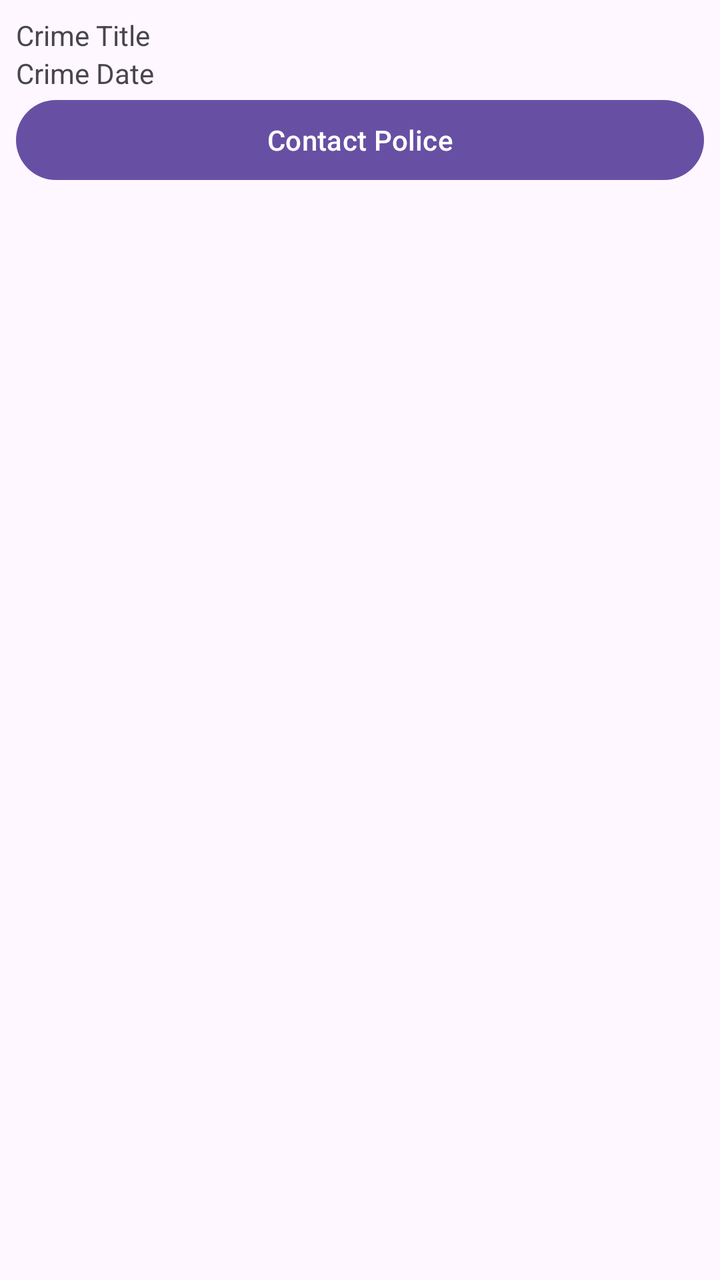
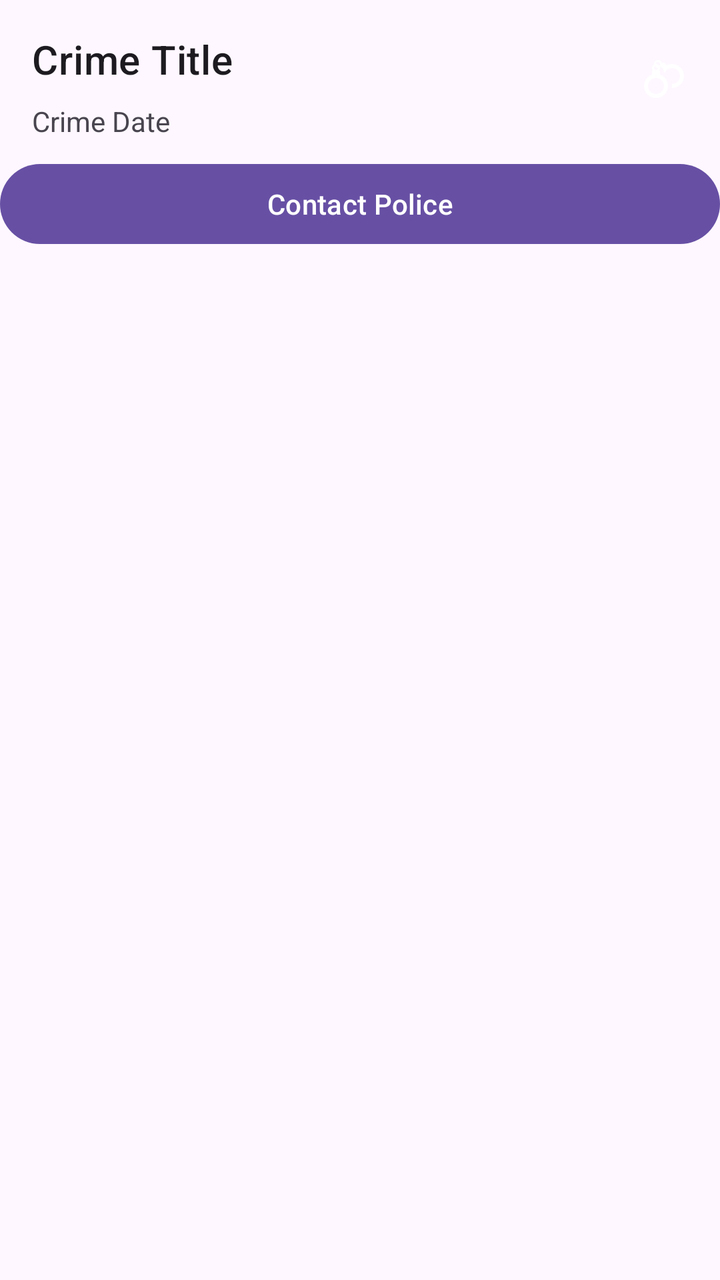

An Android layout rendered at two revisions. The XML below is the earlier revision; the diff shows what the commit changed to produce the second picture.
<!-- AndroidManifest.xml: application theme Theme.CriminalIntent -->
<!-- res/layout/list_item_serious_crime.xml -->
<?xml version="1.0" encoding="utf-8"?>
<LinearLayout xmlns:android="http://schemas.android.com/apk/res/android"
    android:orientation="vertical"
    android:layout_width="match_parent"
    android:layout_height="wrap_content"
    android:padding="8dp">

    <TextView
        android:layout_width="match_parent"
        android:layout_height="wrap_content"
        android:id="@+id/crime_title"
        android:text="Crime Title" />

    <TextView
        android:layout_width="match_parent"
        android:layout_height="wrap_content"
        android:id="@+id/crime_date"
        android:text="Crime Date" />

    <Button
        android:layout_width="match_parent"
        android:layout_height="wrap_content"
        android:id="@+id/contact_police_button"
        android:text="@string/crime_contact_police"
        android:gravity="center"/>

</LinearLayout>
<!-- resources referenced by this layout -->
<resources>
  <string name="crime_contact_police">Contact Police</string>
  <style name="Theme.CriminalIntent" parent="Base.Theme.CriminalIntent" />
  <style name="Base.Theme.CriminalIntent" parent="Theme.Material3.DayNight.NoActionBar">
          
          
      </style>
</resources>

<!-- the commit's change to res/layout/list_item_serious_crime.xml (unified diff, before → after) -->
@@ -1,27 +1,58 @@
 <?xml version="1.0" encoding="utf-8"?>
-<LinearLayout xmlns:android="http://schemas.android.com/apk/res/android"
-    android:orientation="vertical"
+<androidx.constraintlayout.widget.ConstraintLayout xmlns:android="http://schemas.android.com/apk/res/android"
+    xmlns:app="http://schemas.android.com/apk/res-auto"
+    xmlns:tools="http://schemas.android.com/tools"
+    android:id="@+id/linearLayout"
     android:layout_width="match_parent"
     android:layout_height="wrap_content"
-    android:padding="8dp">
+    android:contentDescription="">
 
     <TextView
+        android:id="@+id/crime_title"
+        android:layout_width="0dp"
+        android:layout_height="wrap_content"
+        android:layout_marginStart="16dp"
+        android:layout_marginTop="16dp"
+        android:layout_marginEnd="8dp"
+        android:text="@string/sample_crime_title"
+        android:textAppearance="?attr/textAppearanceHeadline6"
+        app:layout_constraintEnd_toStartOf="@+id/crime_solved"
+        app:layout_constraintStart_toStartOf="parent"
+        app:layout_constraintTop_toTopOf="parent"/>
+
+    <TextView
+        android:id="@+id/crime_date"
+        android:layout_width="0dp"
+        android:layout_height="wrap_content"
+        android:layout_marginStart="16dp"
+        android:layout_marginTop="8dp"
+        android:layout_marginEnd="8dp"
+        android:text="@string/sample_crime_date"
+        app:layout_constraintEnd_toStartOf="@+id/crime_solved"
+        app:layout_constraintStart_toStartOf="parent"
+        app:layout_constraintTop_toBottomOf="@+id/crime_title" />
+
+    <ImageView
+        android:id="@+id/crime_solved"
+        android:layout_width="wrap_content"
+        android:layout_height="wrap_content"
+        android:layout_marginEnd="16dp"
+        android:contentDescription="@string/img_handcuffs"
+        app:layout_constraintBottom_toTopOf="@+id/contact_police_button"
+        app:layout_constraintEnd_toEndOf="parent"
+        app:layout_constraintTop_toTopOf="parent"
+        app:srcCompat="@drawable/ic_solved"
+        app:tint="@color/white" />
+
+
+    <Button
+        android:id="@+id/contact_police_button"
         android:layout_width="match_parent"
         android:layout_height="wrap_content"
-        android:id="@+id/crime_title"
-        android:text="Crime Title" />
+        android:layout_marginTop="8dp"
+        android:gravity="center"
+        android:text="@string/crime_contact_police"
+        app:layout_constraintTop_toBottomOf="@+id/crime_date"
+        tools:layout_editor_absoluteX="0dp" />
 
-    <TextView
-        android:layout_width="match_parent"
-        android:layout_height="wrap_content"
-        android:id="@+id/crime_date"
-        android:text="Crime Date" />
-
-    <Button
-        android:layout_width="match_parent"
-        android:layout_height="wrap_content"
-        android:id="@+id/contact_police_button"
-        android:text="@string/crime_contact_police"
-        android:gravity="center"/>
-
-</LinearLayout>
+</androidx.constraintlayout.widget.ConstraintLayout>
<!-- resource entries referenced after the edit -->
@@ -1,6 +1,18 @@
 <!-- resources referenced by this layout -->
 <resources>
+  <color name="white">#FFFFFFFF</color>
+  <!-- drawable ic_solved (drawable) -->
+  <?xml version="1.0" encoding="utf-8"?>
+  <vector xmlns:android="http://schemas.android.com/apk/res/android"
+      android:height="24dp"
+      android:width="24dp"
+      android:viewportWidth="24"
+      android:viewportHeight="24">
+      <path android:fillColor="#000000" android:pathData="M20.24 6.76C18.4 4.91 15.65 4.53 13.42 5.59L12.46 4.63C12.07 4.24 11.44 4.24 11.05 4.63L10.97 4.72C10.83 3.75 10 3 9 3C7.9 3 7 3.9 7 5C7 5.09 7 5.18 7.03 5.26C6.42 5.61 6 6.25 6 7C6 7.46 6.16 7.87 6.42 8.21C6.17 8.39 6 8.67 6 9V10.35C3.67 11.17 2 13.39 2 16C2 19.31 4.69 22 8 22S14 19.31 14 16C14 13.39 12.33 11.17 10 10.35V9C10 8.67 9.83 8.39 9.58 8.21C9.84 7.87 10 7.46 10 7C10 6.91 10 6.82 9.97 6.74C10.15 6.64 10.3 6.5 10.43 6.38C11.36 6.88 12 7.86 12 9V9.08C12.13 9.15 12.25 9.25 12.38 9.33C12.57 8.91 12.83 8.5 13.17 8.17C14.73 6.61 17.27 6.61 18.83 8.17C20.39 9.73 20.39 12.27 18.83 13.83C18.03 14.63 17 15 15.93 15C16 15.32 16 15.66 16 16C16 16.34 15.97 16.67 15.93 17C17.5 17 19.05 16.43 20.24 15.24C22.59 12.9 22.59 9.1 20.24 6.76M9 4C9.55 4 10 4.45 10 5C10 5.33 9.83 5.61 9.58 5.79C9.22 5.31 8.65 5 8 5C8 4.45 8.45 4 9 4M7.42 6.21C7.78 6.69 8.35 7 9 7C9 7.55 8.55 8 8 8S7 7.55 7 7C7 6.67 7.17 6.39 7.42 6.21M12 16C12 18.21 10.21 20 8 20S4 18.21 4 16C4 13.79 5.79 12 8 12S12 13.79 12 16Z" /></vector>
   <string name="crime_contact_police">Contact Police</string>
+  <string name="img_handcuffs">Handcuffs</string>
+  <string name="sample_crime_date">Crime Date</string>
+  <string name="sample_crime_title">Crime Title</string>
   <style name="Theme.CriminalIntent" parent="Base.Theme.CriminalIntent" />
   <style name="Base.Theme.CriminalIntent" parent="Theme.Material3.DayNight.NoActionBar">
           
